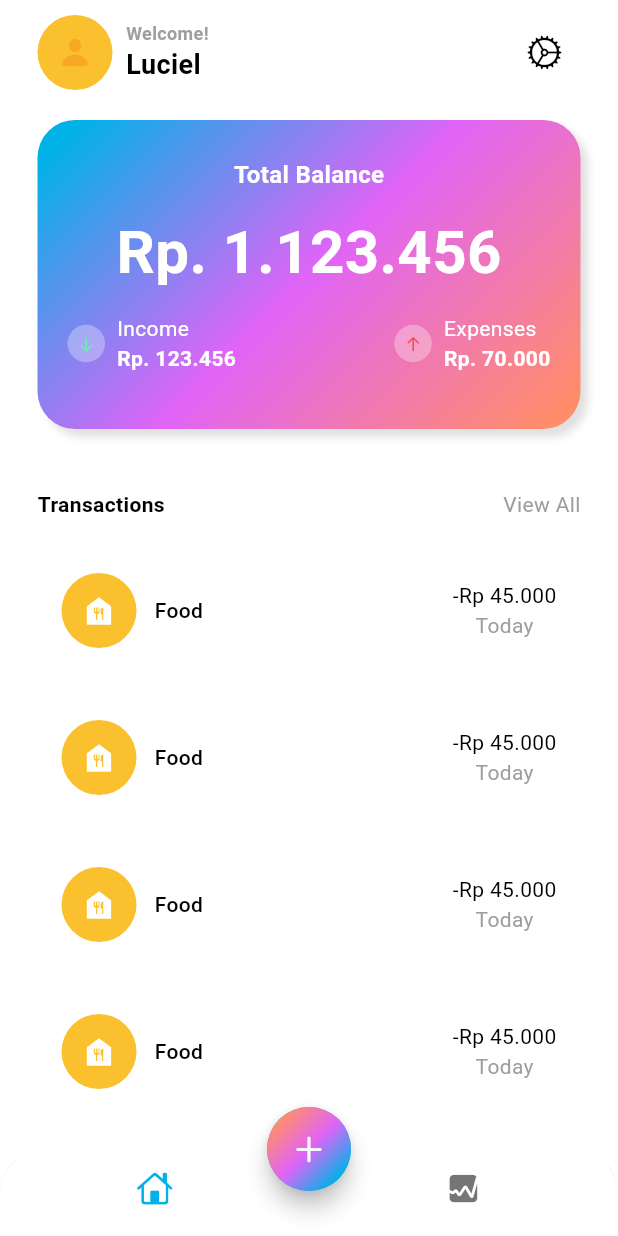
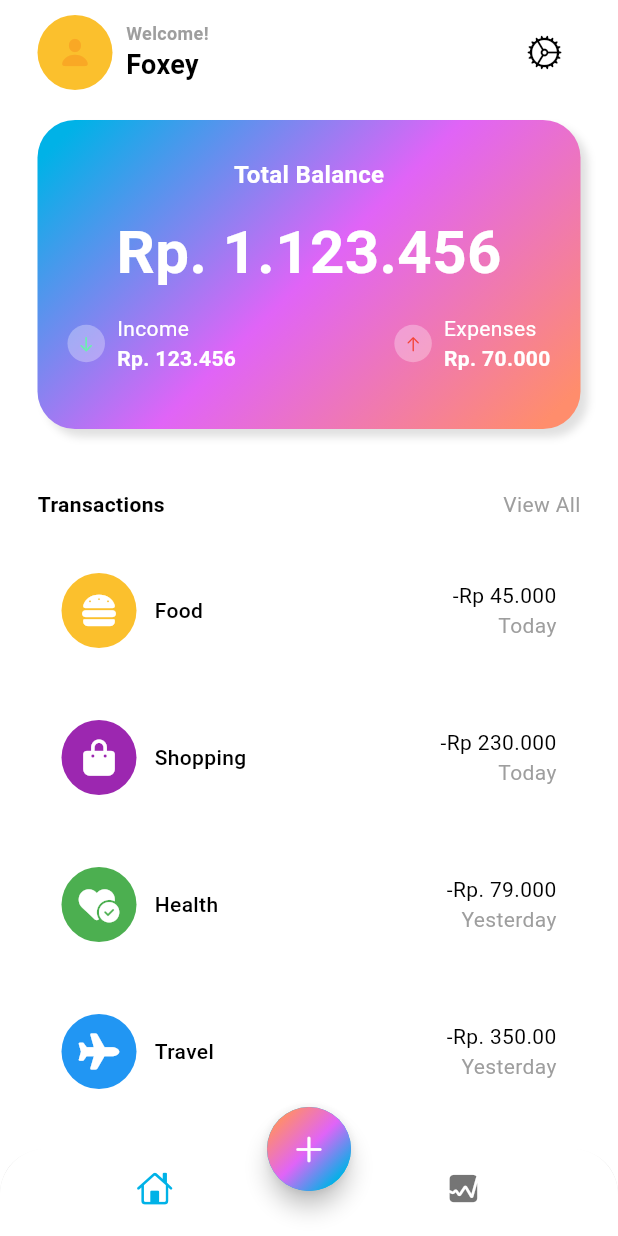
Before and after one commit to FadrialR/expenses_tracker_app, a Flutter app: the screen it shows after launch, on a phone screen of 412 x 824 dp. Run offline on Flutter 3.47's test engine with Material 3 defaults, Android fonts, the phone set to English and light mode, and no system bars; our stand-ins replace font_awesome_flutter.

Commit message:
create data for transactions

```diff
--- /dev/null
+++ b/lib/data/data.dart
@@ -0,0 +1,34 @@
+import 'package:flutter/material.dart';
+import 'package:font_awesome_flutter/font_awesome_flutter.dart';
+
+List<Map<String, dynamic>> transactionsData = [
+  {
+    'icon': const FaIcon(FontAwesomeIcons.burger, color: Colors.white),
+    'color': Colors.yellow[700],
+    'name': 'Food',
+    'totalAmount': '-\Rp 45.000',
+    'date': 'Today',
+  },
+  {
+    'icon': const FaIcon(FontAwesomeIcons.bagShopping, color: Colors.white),
+    'color': Colors.purple,
+    'name': 'Shopping',
+    'totalAmount': '-\Rp 230.000',
+    'date': 'Today',
+  },
+  {
+    'icon':
+        const FaIcon(FontAwesomeIcons.heartCircleCheck, color: Colors.white),
+    'color': Colors.green,
+    'name': 'Health',
+    'totalAmount': '-\Rp. 79.000',
+    'date': 'Yesterday',
+  },
+  {
+    'icon': const FaIcon(FontAwesomeIcons.plane, color: Colors.white),
+    'color': Colors.blue,
+    'name': 'Travel',
+    'totalAmount': '-\Rp. 350.00',
+    'date': 'Yesterday',
+  }
+];
--- a/lib/screens/home/views/main_screen.dart
+++ b/lib/screens/home/views/main_screen.dart
@@ -1,5 +1,6 @@
 import 'dart:math';
 
+import 'package:expenses_tracker/data/data.dart';
 import 'package:flutter/cupertino.dart';
 import 'package:flutter/material.dart';
 
@@ -50,7 +51,7 @@ class MainScreen extends StatelessWidget {
                           ),
                         ),
                         Text(
-                          "Luciel",
+                          "Foxey",
                           style: TextStyle(
                             fontSize: 18,
                             fontWeight: FontWeight.bold,
@@ -219,7 +220,7 @@ class MainScreen extends StatelessWidget {
             const SizedBox(height: 20),
             Expanded(
               child: ListView.builder(
-                  itemCount: 6,
+                  itemCount: transactionsData.length,
                   itemBuilder: (context, int i) {
                     return Padding(
                       padding: const EdgeInsets.only(bottom: 16),
@@ -242,19 +243,16 @@ class MainScreen extends StatelessWidget {
                                         width: 50,
                                         height: 50,
                                         decoration: BoxDecoration(
-                                          color: Colors.yellow[700],
+                                          color: transactionsData[i]['color'],
                                           shape: BoxShape.circle,
                                         ),
                                       ),
-                                      const Icon(
-                                        Icons.food_bank,
-                                        color: Colors.white,
-                                      )
+                                      transactionsData[i]['icon']
                                     ],
                                   ),
                                   const SizedBox(width: 12),
                                   Text(
-                                    'Food',
+                                    transactionsData[i]['name'],
                                     style: TextStyle(
                                         fontSize: 14,
                                         color: Theme.of(context)
@@ -265,9 +263,10 @@ class MainScreen extends StatelessWidget {
                                 ],
                               ),
                               Column(
+                                crossAxisAlignment: CrossAxisAlignment.end,
                                 children: [
                                   Text(
-                                    '-\Rp 45.000',
+                                    transactionsData[i]['totalAmount'],
                                     style: TextStyle(
                                         fontSize: 14,
                                         color: Theme.of(context)
@@ -276,7 +275,7 @@ class MainScreen extends StatelessWidget {
                                         fontWeight: FontWeight.w400),
                                   ),
                                   Text(
-                                    'Today',
+                                    transactionsData[i]['date'],
                                     style: TextStyle(
                                         fontSize: 14,
                                         color: Theme.of(context)
```
Also changed, not shown: pubspec.yaml (+3 -4 lines), pubspec.lock.
